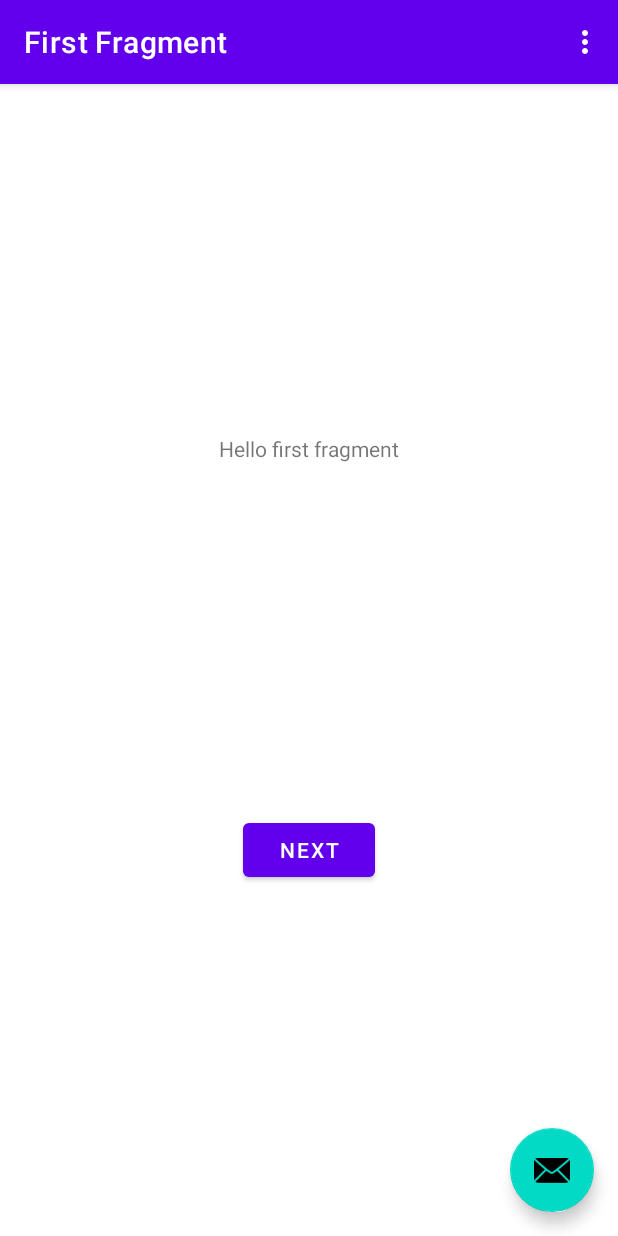
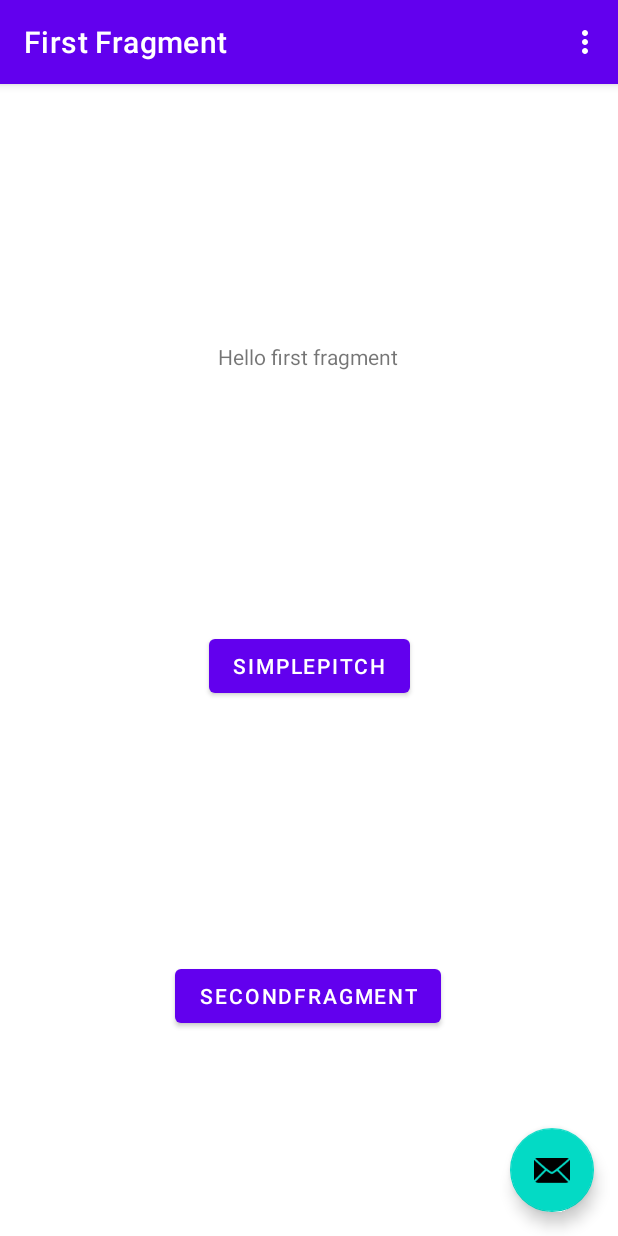
Before and after one commit to DavidRadberg/PitchTrainer, an Android app: the screen it shows after launch (MainActivity), on a phone screen of 412 x 824 dp. Run offline under Robolectric (Android 15) with nearby library versions, the phone set to English and light mode, and no system bars; our stand-ins replace navigation-ui.

Commit message:
adding extra fragment

```diff
--- a/app/build.gradle
+++ b/app/build.gradle
@@ -42,6 +42,7 @@ dependencies {
     implementation 'androidx.constraintlayout:constraintlayout:2.0.4'
     implementation 'androidx.navigation:navigation-fragment-ktx:2.3.5'
     implementation 'androidx.navigation:navigation-ui-ktx:2.3.5'
+    implementation 'androidx.legacy:legacy-support-v4:1.0.0'
     testImplementation 'junit:junit:4.+'
     androidTestImplementation 'androidx.test.ext:junit:1.1.2'
     androidTestImplementation 'androidx.test.espresso:espresso-core:3.3.0'
--- a/app/src/main/java/com/example/pitchtrainer/FirstFragment.kt
+++ b/app/src/main/java/com/example/pitchtrainer/FirstFragment.kt
@@ -33,6 +33,10 @@ class FirstFragment : Fragment() {
         super.onViewCreated(view, savedInstanceState)
 
         binding.buttonFirst.setOnClickListener {
+            findNavController().navigate(R.id.action_FirstFragment_to_simplePitch)
+        }
+
+        binding.button.setOnClickListener {
             findNavController().navigate(R.id.action_FirstFragment_to_SecondFragment)
         }
     }
--- a/app/src/main/res/layout/fragment_first.xml
+++ b/app/src/main/res/layout/fragment_first.xml
@@ -13,6 +13,7 @@
         android:text="@string/hello_first_fragment"
         app:layout_constraintBottom_toTopOf="@id/button_first"
         app:layout_constraintEnd_toEndOf="parent"
+        app:layout_constraintHorizontal_bias="0.498"
         app:layout_constraintStart_toStartOf="parent"
         app:layout_constraintTop_toTopOf="parent" />
 
@@ -20,9 +21,20 @@
         android:id="@+id/button_first"
         android:layout_width="wrap_content"
         android:layout_height="wrap_content"
-        android:text="@string/next"
-        app:layout_constraintBottom_toBottomOf="parent"
+        android:text="SimplePitch"
+        app:layout_constraintBottom_toTopOf="@+id/button"
         app:layout_constraintEnd_toEndOf="parent"
         app:layout_constraintStart_toStartOf="parent"
         app:layout_constraintTop_toBottomOf="@id/textview_first" />
+
+    <Button
+        android:id="@+id/button"
+        android:layout_width="wrap_content"
+        android:layout_height="wrap_content"
+        android:layout_marginBottom="136dp"
+        android:text="secondfragment"
+        app:layout_constraintBottom_toBottomOf="parent"
+        app:layout_constraintEnd_toEndOf="parent"
+        app:layout_constraintHorizontal_bias="0.497"
+        app:layout_constraintStart_toStartOf="parent" />
 </androidx.constraintlayout.widget.ConstraintLayout>
--- a/app/src/main/res/navigation/nav_graph.xml
+++ b/app/src/main/res/navigation/nav_graph.xml
@@ -14,6 +14,9 @@
         <action
             android:id="@+id/action_FirstFragment_to_SecondFragment"
             app:destination="@id/SecondFragment" />
+        <action
+            android:id="@+id/action_FirstFragment_to_simplePitch"
+            app:destination="@id/simplePitch" />
     </fragment>
     <fragment
         android:id="@+id/SecondFragment"
@@ -25,4 +28,13 @@
             android:id="@+id/action_SecondFragment_to_FirstFragment"
             app:destination="@id/FirstFragment" />
     </fragment>
+    <fragment
+        android:id="@+id/simplePitch"
+        android:name="com.example.pitchtrainer.SimplePitch"
+        android:label="fragment_simple_pitch"
+        tools:layout="@layout/fragment_simple_pitch" >
+        <action
+            android:id="@+id/action_simplePitch_to_FirstFragment"
+            app:destination="@id/FirstFragment" />
+    </fragment>
 </navigation>
--- a/app/src/main/res/values/strings.xml
+++ b/app/src/main/res/values/strings.xml
@@ -9,4 +9,6 @@
 
     <string name="hello_first_fragment">Hello first fragment</string>
     <string name="hello_second_fragment">Hello second fragment. Arg: %1$s</string>
+    <!-- TODO: Remove or change this placeholder text -->
+    <string name="hello_blank_fragment">Hello blank fragment</string>
 </resources>
```
Also changed, not shown: app/src/main/java/com/example/pitchtrainer/SimplePitch.kt (added, +59 -0 lines), app/src/main/res/layout/fragment_simple_pitch.xml (added, +14 -0 lines).
